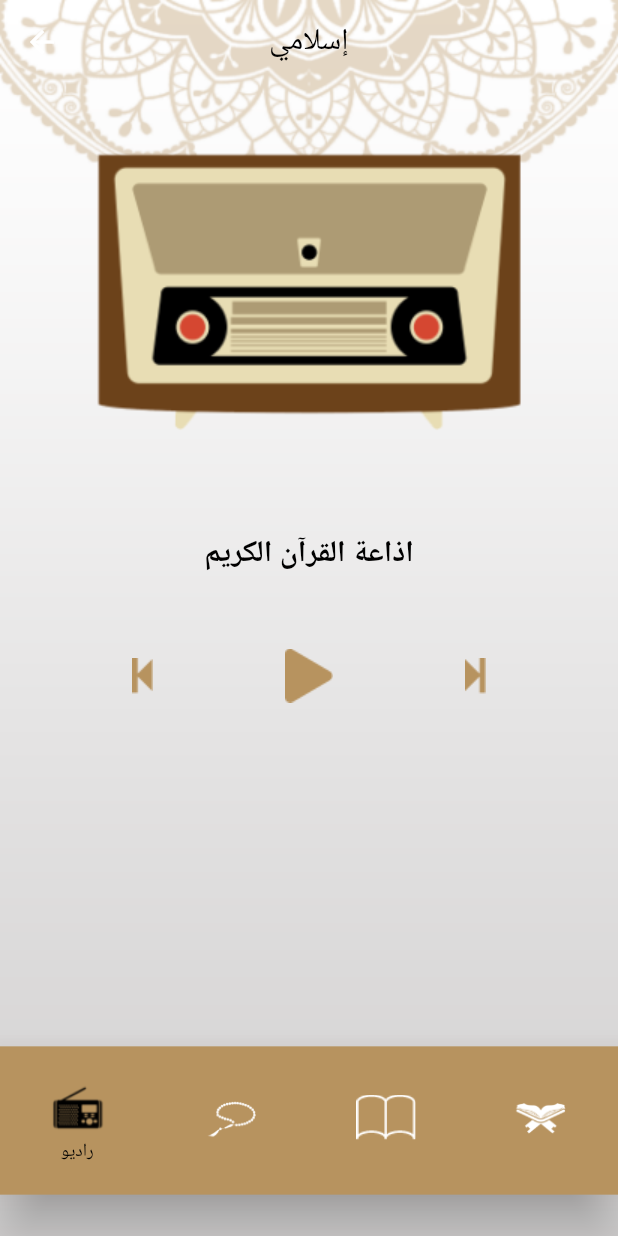
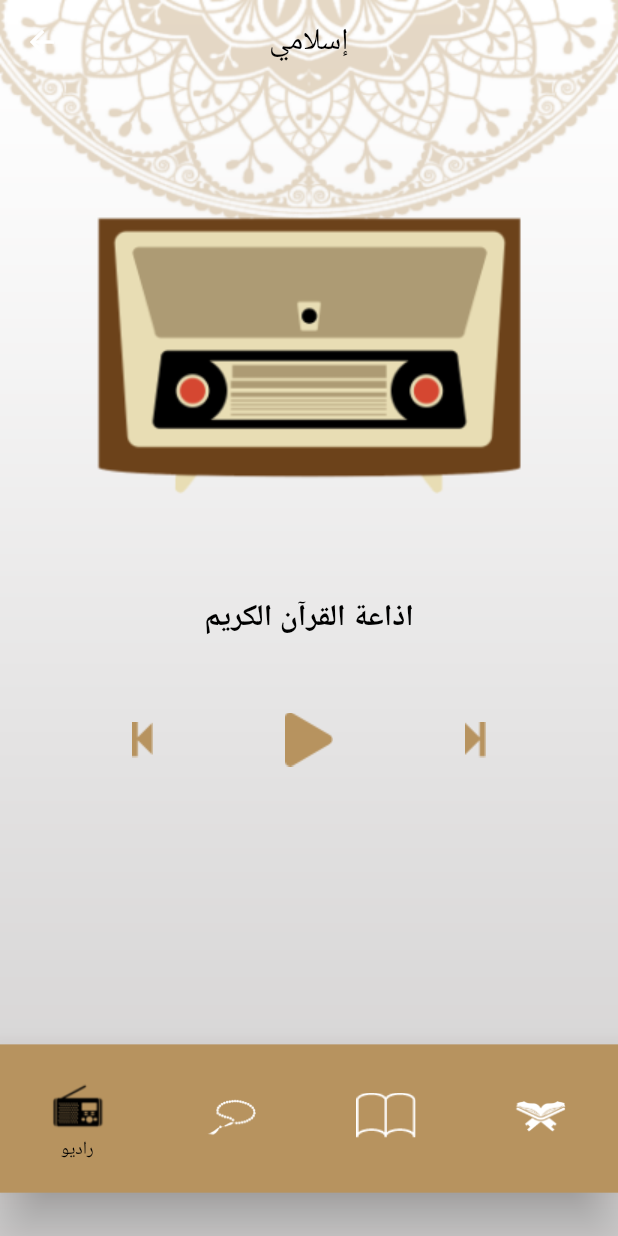
Before and after one commit to mohammedysamir/islami_app, a Flutter app: the RadioScreen screen opened by its route, on a phone screen of 412 x 824 dp. Run offline on Flutter 3.47's test engine with Material 2 defaults, Android fonts, the phone set to English and light mode, and no system bars.

Commit message:
refactor: improve bottomNav bar and screen layout in general with containers. **Note: need to remove padding too from first container.

```diff
--- a/lib/radio.dart
+++ b/lib/radio.dart
@@ -21,12 +21,16 @@ class RadioScreen extends StatelessWidget {
           centerTitle: true,
           elevation: 0,
         ),
-        body: Stack(
+        body: Column(
           children: [
-            Column(
-              mainAxisAlignment: MainAxisAlignment.center,
+            Container(
+              width: MediaQuery.of(context).size.width,
+              padding: EdgeInsets.fromLTRB(0, 70,0, 0),
+              height: MediaQuery.of(context).size.height * 0.777,
+              child: Column(
                 children: [
-                Image.asset('assets/images/radio_image.png', fit: BoxFit.fill),
+                  Image.asset('assets/images/radio_image.png',
+                      fit: BoxFit.fill),
                   Padding(
                     padding: const EdgeInsets.fromLTRB(0, 50, 0, 50),
                     child: Text(
@@ -52,12 +56,10 @@ class RadioScreen extends StatelessWidget {
                           fit: BoxFit.cover),
                     ],
                   ),
-                Padding(
-                  padding: const EdgeInsets.fromLTRB(0, 229, 0, 0),
-                  child: BottomNavBar(0),
-                ),
                 ],
               ),
+            ),
+            BottomNavBar(0),
           ],
         ),
       ),
```
Lines whose indentation alone changed are shown as unchanged.
